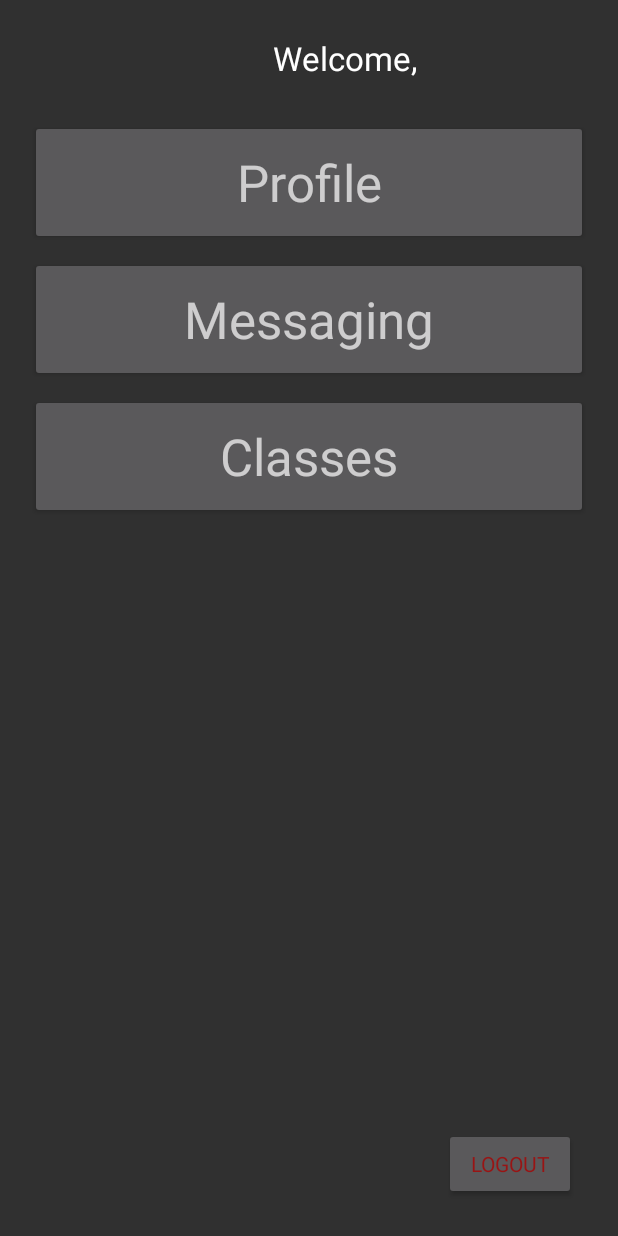
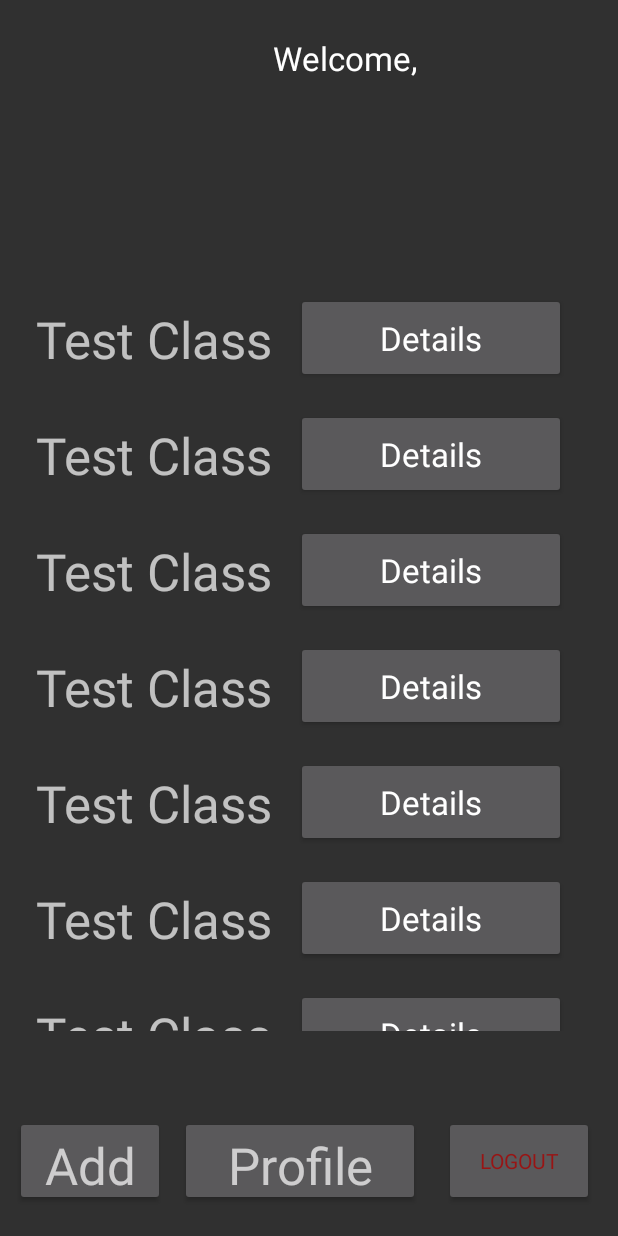
Before and after one commit to macklinhrw/ClassApp, an Android app: the HomeActivity screen opened directly, with no data from a screen before it, on a phone screen of 412 x 824 dp. Run offline under Robolectric (Android 15) with nearby library versions, the phone set to English and light mode, and no system bars; 3 statements that could not run were skipped.

Commit message:
Add temp class RecyclerView and adapter layout

```diff
--- a/app/src/main/java/com/ClassNote/blank_app/ClassesAdapter.java
+++ b/app/src/main/java/com/ClassNote/blank_app/ClassesAdapter.java
@@ -1,35 +1,42 @@
 package com.ClassNote.blank_app;
 
+import android.view.LayoutInflater;
 import android.view.View;
 import android.view.ViewGroup;
-import android.widget.TextView;
 
 import androidx.annotation.NonNull;
 import androidx.recyclerview.widget.RecyclerView;
 
 public class ClassesAdapter extends RecyclerView.Adapter<ClassesAdapter.MyViewHolder> {
 
+    public ClassesAdapter(){
+        // TODO : Dataset here?
+    }
+
     public static class MyViewHolder extends RecyclerView.ViewHolder{
-        TextView textView;
-        public MyViewHolder(TextView v){
+        View view;
+        public MyViewHolder(View v){
             super(v);
-            textView = v;
+            view = v;
         }
     }
 
     @NonNull
     @Override
     public MyViewHolder onCreateViewHolder(@NonNull ViewGroup parent, int viewType) {
-        return null;
+        View v = LayoutInflater.from(parent.getContext()).inflate(R.layout.adapter_class, parent, false);
+        MyViewHolder vh = new MyViewHolder(v);
+        return vh;
     }
 
     @Override
     public void onBindViewHolder(@NonNull MyViewHolder holder, int position) {
-
+        // TODO : set text corresponding to dataset here
     }
 
     @Override
     public int getItemCount() {
-        return 0;
+        // TODO : Find max amount able to be held by HomeActivity
+        return 10;
     }
 }
--- a/app/src/main/java/com/ClassNote/blank_app/HomeActivity.java
+++ b/app/src/main/java/com/ClassNote/blank_app/HomeActivity.java
@@ -7,8 +7,13 @@ import android.widget.Button;
 import android.widget.TextView;
 
 import androidx.appcompat.app.AppCompatActivity;
+import androidx.recyclerview.widget.LinearLayoutManager;
+import androidx.recyclerview.widget.RecyclerView;
 
 public class HomeActivity extends AppCompatActivity {
+
+    private RecyclerView.Adapter mAdapter;
+    private RecyclerView.LayoutManager layoutManager;
 
     @Override
     protected void onCreate(Bundle savedInstanceState) {
@@ -18,6 +23,7 @@ public class HomeActivity extends AppCompatActivity {
         final Button logoutBtn = findViewById(R.id.logoutBtn);
         final Button profileBtn = findViewById(R.id.profileBtn);
         final TextView greetingsText = findViewById(R.id.greetingsTxt);
+        final RecyclerView classesRecyclerView = findViewById(R.id.classesRecyclerView);
 
         // Change the text in TextView to greet logged on user
         /* Extras is a bundle saved into the intent and can be used to pass data through
@@ -25,6 +31,21 @@ public class HomeActivity extends AppCompatActivity {
         User activeUser = getIntent().getExtras().getParcelable(LoginActivity.ACTIVE_USER);
         String welcomeText = activeUser.getName() + "!";
         greetingsText.setText(welcomeText);
+
+        // Setup adapter for classes recyclerview
+        classesRecyclerView.setHasFixedSize(true);
+        layoutManager = new LinearLayoutManager(this);
+        classesRecyclerView.setLayoutManager(layoutManager);
+        mAdapter = new ClassesAdapter();
+        classesRecyclerView.setAdapter(mAdapter);
+
+        // Check for new user
+        if(activeUser.getDescription().equals("null") || activeUser.getBirthDate().equals("null")){
+            Intent startIntent = new Intent(getApplicationContext(), ProfileActivity.class);
+            startIntent.putExtra(LoginActivity.ACTIVE_USER, activeUser);
+            startActivity(startIntent);
+            finish();
+        }
 
         logoutBtn.setOnClickListener(new View.OnClickListener() {
             @Override
--- a/app/src/main/java/com/ClassNote/blank_app/ProfileActivity.java
+++ b/app/src/main/java/com/ClassNote/blank_app/ProfileActivity.java
@@ -33,11 +33,26 @@ public class ProfileActivity extends AppCompatActivity {
 
         nicknameEditText.setText(activeUser.getUsername());
         fullnameEditText.setText(activeUser.getName());
-        descriptionEditText.setText(activeUser.getDescription());
         emailEditText.setText(activeUser.getEmail());
-        birthdateEditText.setText(activeUser.getBirthDate());
         onboardTextView.setText(activeUser.getOnboard());
         userIDTextView.setText(activeUser.getId());
+
+        if(activeUser.getDescription().equals("null") & activeUser.getBirthDate().equals("null")) {
+            Toast.makeText(getApplicationContext(), "Update your user info!", Toast.LENGTH_LONG).show();
+            descriptionEditText.setText("");
+            birthdateEditText.setText("");
+        } else if (activeUser.getDescription().equals("null")) {
+            Toast.makeText(getApplicationContext(), "Update your description!", Toast.LENGTH_LONG).show();
+            descriptionEditText.setText("");
+            birthdateEditText.setText(activeUser.getBirthDate());
+        } else if(activeUser.getBirthDate().equals("null")){
+            Toast.makeText(getApplicationContext(), "Update your birthdate!", Toast.LENGTH_LONG).show();
+            birthdateEditText.setText("");
+            descriptionEditText.setText(activeUser.getDescription());
+        } else {
+            birthdateEditText.setText(activeUser.getBirthDate());
+            descriptionEditText.setText(activeUser.getDescription());
+        }
 
         backBtn.setOnClickListener(new View.OnClickListener() {
             @Override
@@ -81,7 +96,7 @@ public class ProfileActivity extends AppCompatActivity {
                 if(birth == activeUser.getBirthDate()) {
                     birth = null;
                 } else {
-                    activeUser.setName(birth);
+                    activeUser.setBirthDate(birth);
                 }
                 String description = descriptionEditText.getText().toString();
                 if(description == activeUser.getDescription()) {
--- a/app/src/main/java/com/ClassNote/blank_app/User.java
+++ b/app/src/main/java/com/ClassNote/blank_app/User.java
@@ -19,6 +19,9 @@ public class User implements Parcelable {
     private String onboard;
     private String username;
     private int credentials;
+
+    // TODO : add newUser boolean to only ask to update user info once per launch
+    // determines is newUser if description or birthdate are null
 
 
     public User(String username, String password){
--- a/app/src/main/res/layout/activity_home.xml
+++ b/app/src/main/res/layout/activity_home.xml
@@ -32,59 +32,56 @@
 
     <Button
         android:id="@+id/logoutBtn"
-        android:layout_width="wrap_content"
-        android:layout_height="wrap_content"
-        android:layout_marginEnd="28dp"
-        android:layout_marginRight="28dp"
-        android:layout_marginBottom="24dp"
+        style="@style/colorRedAccent"
+        android:layout_width="100dp"
+        android:layout_height="60dp"
+        android:layout_marginBottom="20dp"
         android:text="@string/action_logout"
+        app:layout_constraintHorizontal_bias=".5"
         app:layout_constraintBottom_toBottomOf="parent"
         app:layout_constraintEnd_toEndOf="parent"
-        style="@style/colorRedAccent" />
+        app:layout_constraintStart_toEndOf="@+id/profileBtn" />
 
     <Button
         android:id="@+id/profileBtn"
-        android:layout_width="372dp"
-        android:layout_height="83dp"
-        android:layout_marginStart="8dp"
-        android:layout_marginLeft="8dp"
-        android:layout_marginTop="80dp"
-        android:layout_marginEnd="8dp"
-        android:layout_marginRight="8dp"
+        android:layout_width="160dp"
+        android:layout_height="60dp"
+        android:layout_marginBottom="20dp"
+        android:layout_marginStart="10dp"
+        android:layout_marginLeft="10dp"
         android:text="@string/action_profile"
-        app:layout_constraintEnd_toEndOf="parent"
-        app:layout_constraintStart_toStartOf="parent"
-        app:layout_constraintTop_toTopOf="parent"
-        android:textAppearance="@style/TextAppearance.AppCompat.Display1"/>
-
-    <Button
-        android:id="@+id/messagingBtn"
-        android:layout_width="372dp"
-        android:layout_height="83dp"
-        android:layout_marginStart="8dp"
-        android:layout_marginLeft="8dp"
-        android:layout_marginTop="8dp"
-        android:layout_marginEnd="8dp"
-        android:layout_marginRight="8dp"
-        android:text="@string/action_messaging"
-        app:layout_constraintEnd_toEndOf="parent"
-        app:layout_constraintStart_toStartOf="parent"
-        app:layout_constraintTop_toBottomOf="@+id/profileBtn"
-        android:textAppearance="@style/TextAppearance.AppCompat.Display1"/>
+        android:textAppearance="@style/TextAppearance.AppCompat.Display1"
+        app:layout_constraintBottom_toBottomOf="parent"
+        app:layout_constraintStart_toEndOf="@+id/classesBtn" />
 
     <Button
         android:id="@+id/classesBtn"
-        android:layout_width="372dp"
-        android:layout_height="83dp"
+        android:layout_width="100dp"
+        android:layout_height="60dp"
+        android:layout_marginBottom="20dp"
+        android:layout_marginStart="10dp"
+        android:layout_marginLeft="10dp"
+        android:text="@string/action_classes"
+        android:textAppearance="@style/TextAppearance.AppCompat.Display1"
+        app:layout_constraintBottom_toBottomOf="parent"
+        app:layout_constraintStart_toStartOf="parent" />
+
+    <androidx.recyclerview.widget.RecyclerView
+        android:id="@+id/classesRecyclerView"
+        android:layout_width="match_parent"
+        android:layout_height="500dp"
         android:layout_marginStart="8dp"
         android:layout_marginLeft="8dp"
-        android:layout_marginTop="8dp"
+        android:layout_marginTop="16dp"
         android:layout_marginEnd="8dp"
         android:layout_marginRight="8dp"
-        android:text="@string/action_classes"
+        android:layout_marginBottom="8dp"
+        app:layout_constraintBottom_toTopOf="@+id/profileBtn"
         app:layout_constraintEnd_toEndOf="parent"
+        app:layout_constraintHorizontal_bias="0.0"
         app:layout_constraintStart_toStartOf="parent"
-        app:layout_constraintTop_toBottomOf="@+id/messagingBtn"
-        android:textAppearance="@style/TextAppearance.AppCompat.Display1"/>
+        app:layout_constraintTop_toTopOf="parent"
+        app:layout_constraintVertical_bias="0.779" />
+
 
 </androidx.constraintlayout.widget.ConstraintLayout>
--- /dev/null
+++ b/app/src/main/res/layout/adapter_class.xml
@@ -0,0 +1,26 @@
+<?xml version="1.0" encoding="utf-8"?>
+<RelativeLayout xmlns:android="http://schemas.android.com/apk/res/android"
+    android:layout_width="match_parent"
+    android:layout_height="wrap_content">
+
+
+
+    <TextView
+        android:id="@+id/classNameTextView"
+        android:layout_width="wrap_content"
+        android:layout_height="wrap_content"
+        android:textAppearance="@style/TextAppearance.AppCompat.Display1"
+        android:text="@string/test_class"
+        android:padding="16dp"/>
+
+    <Button
+        android:layout_width="180dp"
+        android:layout_height="60dp"
+        android:layout_alignParentTop="true"
+        android:layout_toEndOf="@+id/classNameTextView"
+        android:layout_toRightOf="@+id/classNameTextView"
+        android:text="@string/adapter_class_details"
+        android:textAppearance="@style/TextAppearance.AppCompat.Large"
+        android:layout_marginTop="8dp"/>
+
+</RelativeLayout>
--- a/app/src/main/res/values/strings.xml
+++ b/app/src/main/res/values/strings.xml
@@ -31,8 +31,10 @@
     <string name="action_save">Save</string>
     <string name="action_profile">Profile</string>
     <string name="action_messaging">Messaging</string>
-    <string name="action_classes">Classes</string>
+    <string name="action_classes">Add</string>
     <string name="class_note_1">Class</string>
     <string name="class_note_2">Note</string>
     <string name="welcome_name">Welcome, </string>
+    <string name="test_class">Test Class</string>
+    <string name="adapter_class_details">Details</string>
 </resources>
```
